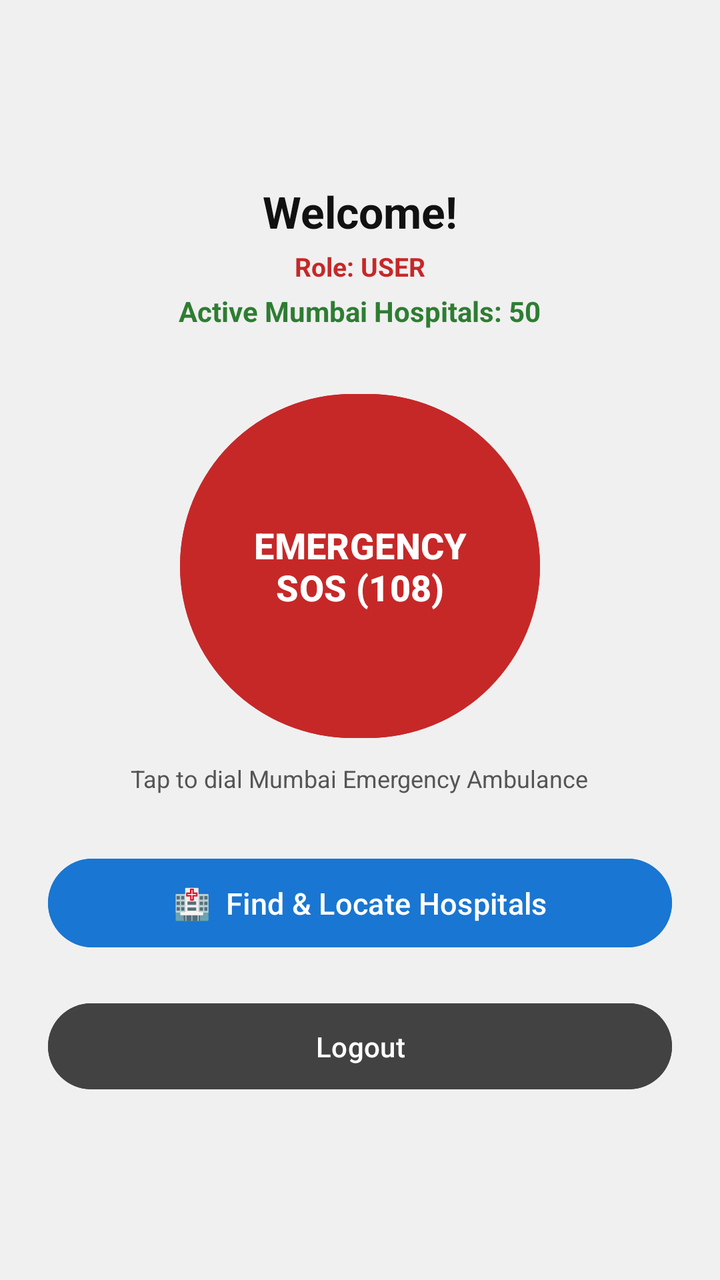
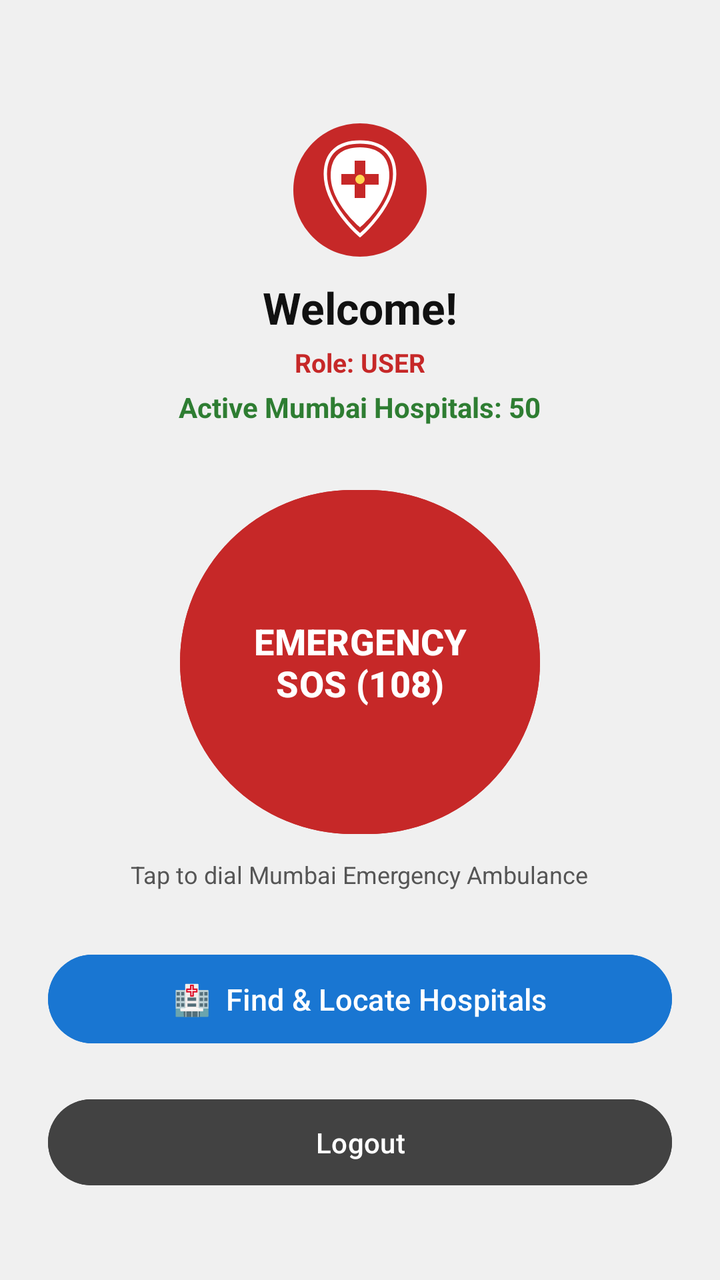

Before-and-after screenshots of an Android layout around one commit, followed by the original layout XML and the change that was made.
<!-- AndroidManifest.xml: application theme Theme.RakshaLink -->
<!-- res/layout/activity_main.xml -->
<?xml version="1.0" encoding="utf-8"?>
<ScrollView xmlns:android="http://schemas.android.com/apk/res/android"
    android:layout_width="match_parent"
    android:layout_height="match_parent"
    android:background="#F0F0F0"
    android:fillViewport="true">

    <LinearLayout
        android:layout_width="match_parent"
        android:layout_height="wrap_content"
        android:orientation="vertical"
        android:padding="24dp"
        android:gravity="center">

        <TextView
            android:id="@+id/tvUserWelcome"
            android:layout_width="wrap_content"
            android:layout_height="wrap_content"
            android:text="Welcome!"
            android:textSize="22sp"
            android:textStyle="bold"
            android:textColor="#111111"
            android:layout_marginBottom="4dp"/>

        <TextView
            android:id="@+id/tvUserRoleBadge"
            android:layout_width="wrap_content"
            android:layout_height="wrap_content"
            android:text="Role: USER"
            android:textSize="13sp"
            android:textColor="#C62828"
            android:textStyle="bold"
            android:layout_marginBottom="4dp"/>

        <TextView
            android:id="@+id/tvDatabaseStatus"
            android:layout_width="wrap_content"
            android:layout_height="wrap_content"
            android:text="Active Mumbai Hospitals: 50"
            android:textSize="14sp"
            android:textColor="#2E7D32"
            android:textStyle="bold"
            android:layout_marginBottom="28dp"/>

        
        <Button
            android:id="@+id/btnSos"
            android:layout_width="180dp"
            android:layout_height="180dp"
            android:text="EMERGENCY\nSOS (108)"
            android:textSize="18sp"
            android:textStyle="bold"
            android:textColor="#FFFFFF"
            android:backgroundTint="#C62828"
            android:layout_marginBottom="8dp"/>

        <TextView
            android:layout_width="wrap_content"
            android:layout_height="wrap_content"
            android:text="Tap to dial Mumbai Emergency Ambulance"
            android:textSize="12sp"
            android:textColor="#555555"
            android:layout_marginBottom="28dp"/>

        
        <Button
            android:id="@+id/btnFindHospitals"
            android:layout_width="match_parent"
            android:layout_height="wrap_content"
            android:text="🏥  Find &amp; Locate Hospitals"
            android:textSize="15sp"
            android:backgroundTint="#1976D2"
            android:textColor="#FFFFFF"
            android:padding="12dp"
            android:layout_marginBottom="12dp"/>

        
        <Button
            android:id="@+id/btnAdminManage"
            android:layout_width="match_parent"
            android:layout_height="wrap_content"
            android:text="⚙️  Admin: Manage Hospital Database"
            android:textSize="15sp"
            android:backgroundTint="#F57C00"
            android:textColor="#FFFFFF"
            android:padding="12dp"
            android:visibility="gone"
            android:layout_marginBottom="12dp"/>

        <Button
            android:id="@+id/btnLogout"
            android:layout_width="match_parent"
            android:layout_height="wrap_content"
            android:text="Logout"
            android:backgroundTint="#424242"
            android:textColor="#FFFFFF"
            android:padding="12dp"
            android:layout_marginTop="8dp"/>
    </LinearLayout>
</ScrollView>
<!-- resources referenced by this layout -->
<resources>
  <style name="Theme.RakshaLink" parent="Base.Theme.RakshaLink" />
  <style name="Base.Theme.RakshaLink" parent="Theme.Material3.DayNight.NoActionBar">
          
          
      </style>
</resources>

<!-- the commit's change to res/layout/activity_main.xml (unified diff, before → after) -->
@@ -11,6 +11,15 @@
         android:orientation="vertical"
         android:padding="24dp"
         android:gravity="center">
+
+        <ImageView
+            android:layout_width="72dp"
+            android:layout_height="72dp"
+            android:layout_gravity="center_horizontal"
+            android:layout_marginTop="16dp"
+            android:layout_marginBottom="8dp"
+            android:src="@drawable/ic_rakshalink_logo"
+            android:contentDescription="RakshaLink Logo" />
 
         <TextView
             android:id="@+id/tvUserWelcome"
<!-- resource entries referenced after the edit -->
@@ -1,5 +1,46 @@
 <!-- resources referenced by this layout -->
 <resources>
+  <!-- drawable ic_rakshalink_logo (drawable) -->
+  <vector xmlns:android="http://schemas.android.com/apk/res/android"
+      android:width="108dp"
+      android:height="108dp"
+      android:viewportWidth="108"
+      android:viewportHeight="108">
+  
+      
+      <path
+          android:fillColor="#C62828"
+          android:pathData="M54,4 C26.39,4 4,26.39 4,54 C4,81.61 26.39,104 54,104 C81.61,104 104,81.61 104,54 C104,26.39 81.61,4 54,4 Z" />
+  
+      
+      <path
+          android:strokeColor="#FFFFFF"
+          android:strokeWidth="2.5"
+          android:fillColor="#00000000"
+          android:pathData="M54,18 C38,18 28,26 28,42 C28,66 54,88 54,88 C54,88 80,66 80,42 C80,26 70,18 54,18 Z" />
+  
+      
+      <path
+          android:fillColor="#FFFFFF"
+          android:pathData="M54,22 C40,22 32,29 32,43 C32,64 54,82 54,82 C54,82 76,64 76,43 C76,29 68,22 54,22 Z" />
+  
+      
+      
+      <path
+          android:fillColor="#C62828"
+          android:pathData="M50,32 H58 V60 H50 Z" />
+  
+      
+      <path
+          android:fillColor="#C62828"
+          android:pathData="M40,42 H68 V50 H40 Z" />
+  
+      
+      <path
+          android:fillColor="#FFD54F"
+          android:pathData="M54,46 m-3.5,0 a3.5,3.5 0 1,0 7,0 a3.5,3.5 0 1,0 -7,0" />
+  
+  </vector>
   <style name="Theme.RakshaLink" parent="Base.Theme.RakshaLink" />
   <style name="Base.Theme.RakshaLink" parent="Theme.Material3.DayNight.NoActionBar">
           
